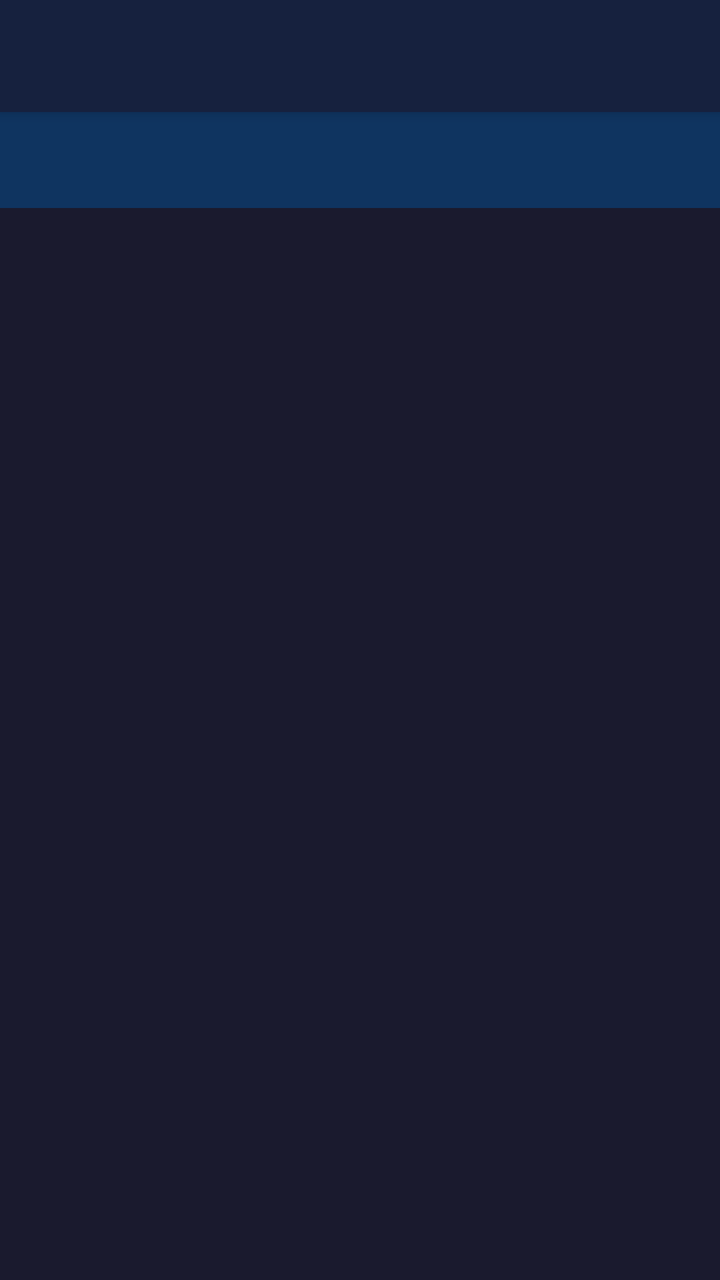
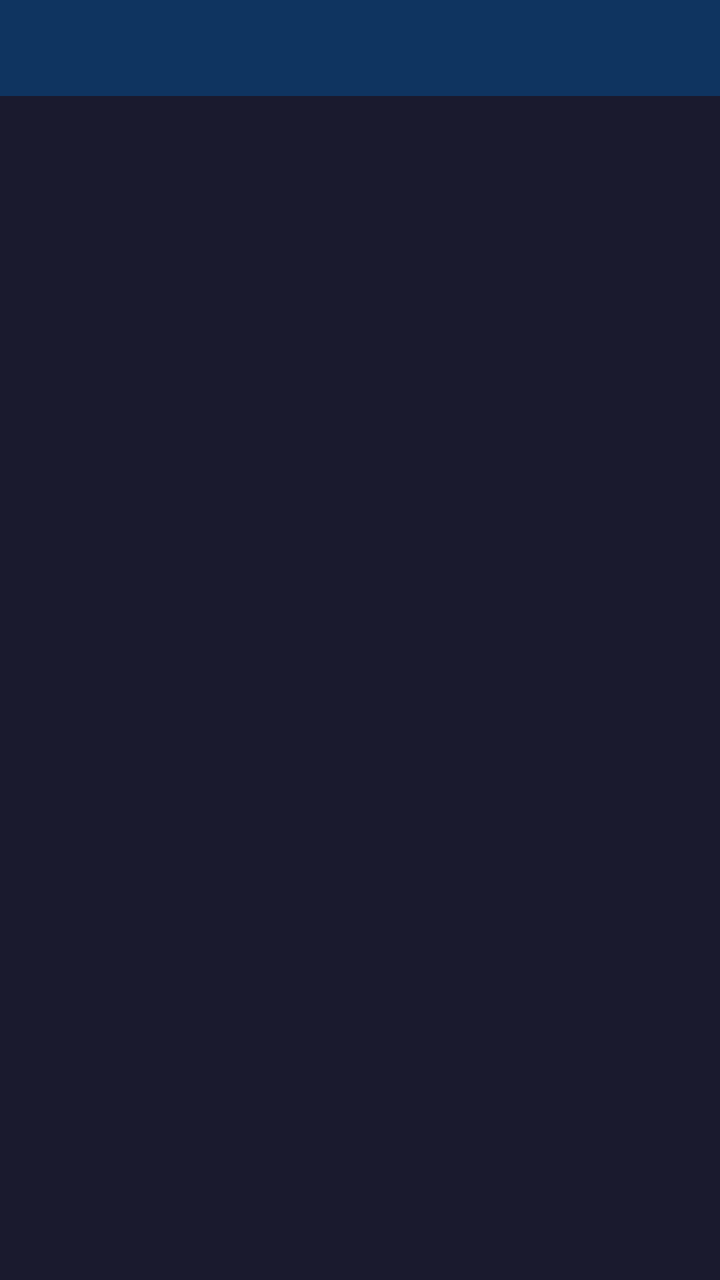

An Android layout rendered at two revisions. The XML below is the earlier revision; the diff shows what the commit changed to produce the second picture.
<!-- AndroidManifest.xml: application theme Theme.RadioInfo -->
<!-- res/layout/activity_main.xml -->
<?xml version="1.0" encoding="utf-8"?>
<LinearLayout xmlns:android="http://schemas.android.com/apk/res/android"
    xmlns:app="http://schemas.android.com/apk/res-auto"
    android:layout_width="match_parent"
    android:layout_height="match_parent"
    android:orientation="vertical"
    android:background="#1A1A2E">

    <androidx.appcompat.widget.Toolbar
        android:id="@+id/toolbar"
        android:layout_width="match_parent"
        android:layout_height="?attr/actionBarSize"
        android:background="#16213E"
        android:elevation="4dp" />

    <com.google.android.material.tabs.TabLayout
        android:id="@+id/tabLayout"
        android:layout_width="match_parent"
        android:layout_height="wrap_content"
        android:background="#0F3460"
        app:tabIndicatorColor="#E94560"
        app:tabSelectedTextColor="#E94560"
        app:tabTextColor="#8080B0"
        app:tabMode="fixed"
        app:tabGravity="fill" />

    <androidx.viewpager2.widget.ViewPager2
        android:id="@+id/viewPager"
        android:layout_width="match_parent"
        android:layout_height="0dp"
        android:layout_weight="1"
        android:overScrollMode="never" />

</LinearLayout>
<!-- resources referenced by this layout -->
<resources>
  <style name="Theme.RadioInfo" parent="Theme.AppCompat.Light.NoActionBar">
          <item name="colorPrimary">@color/primary</item>
          <item name="colorPrimaryDark">@color/primary_dark</item>
          <item name="colorAccent">@color/accent</item>
          <item name="android:windowBackground">@color/background_dark</item>
          <item name="android:statusBarColor">@color/primary_dark</item>
          <item name="android:navigationBarColor">@color/primary_dark</item>
      </style>
  <color name="primary">#0F3460</color>
  <color name="primary_dark">#16213E</color>
  <color name="accent">#E94560</color>
  <color name="background_dark">#1A1A2E</color>
</resources>

<!-- the commit's change to res/layout/activity_main.xml (unified diff, before → after) -->
@@ -1,34 +1,20 @@
 <?xml version="1.0" encoding="utf-8"?>
 <LinearLayout xmlns:android="http://schemas.android.com/apk/res/android"
-    xmlns:app="http://schemas.android.com/apk/res-auto"
     android:layout_width="match_parent"
     android:layout_height="match_parent"
     android:orientation="vertical"
     android:background="#1A1A2E">
 
-    <androidx.appcompat.widget.Toolbar
-        android:id="@+id/toolbar"
-        android:layout_width="match_parent"
-        android:layout_height="?attr/actionBarSize"
-        android:background="#16213E"
-        android:elevation="4dp" />
-
     <com.google.android.material.tabs.TabLayout
         android:id="@+id/tabLayout"
         android:layout_width="match_parent"
-        android:layout_height="wrap_content"
-        android:background="#0F3460"
-        app:tabIndicatorColor="#E94560"
-        app:tabSelectedTextColor="#E94560"
-        app:tabTextColor="#8080B0"
-        app:tabMode="fixed"
-        app:tabGravity="fill" />
+        android:layout_height="48dp"
+        android:background="#0F3460" />
 
     <androidx.viewpager2.widget.ViewPager2
         android:id="@+id/viewPager"
         android:layout_width="match_parent"
         android:layout_height="0dp"
-        android:layout_weight="1"
-        android:overScrollMode="never" />
+        android:layout_weight="1" />
 
 </LinearLayout>
<!-- resource entries referenced after the edit -->
@@ -1,16 +1,6 @@
 <!-- resources referenced by this layout -->
 <resources>
-  <style name="Theme.RadioInfo" parent="Theme.AppCompat.Light.NoActionBar">
-          <item name="colorPrimary">@color/primary</item>
-          <item name="colorPrimaryDark">@color/primary_dark</item>
-          <item name="colorAccent">@color/accent</item>
-          <item name="android:windowBackground">@color/background_dark</item>
-          <item name="android:statusBarColor">@color/primary_dark</item>
-          <item name="android:navigationBarColor">@color/primary_dark</item>
+  <style name="Theme.RadioInfo" parent="Theme.AppCompat.Light.DarkActionBar">
       </style>
-  <color name="primary">#0F3460</color>
-  <color name="primary_dark">#16213E</color>
-  <color name="accent">#E94560</color>
-  <color name="background_dark">#1A1A2E</color>
 </resources>
 
